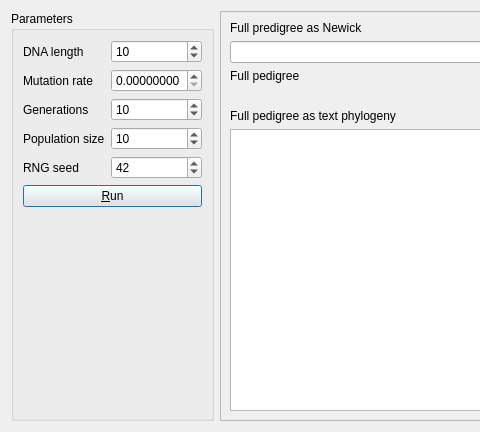
This is Tools/ToolFisherWrighter/qtfisherwrightermaindialog.ui in richelbilderbeek/ProjectRichelBilderbeek as Qt 5 draws it before an edit; both pictures show x 0 to 480 and y 0 to 432 of the 939 by 432 pixel window. The edited form follows.
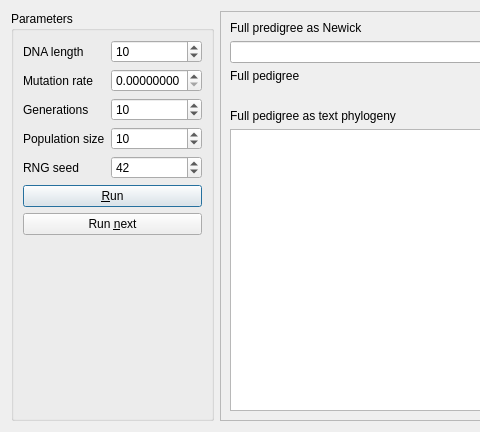
This is the edited form.

What changed in the file:
```diff
--- a/Tools/ToolFisherWrighter/qtfisherwrightermaindialog.ui
+++ b/Tools/ToolFisherWrighter/qtfisherwrightermaindialog.ui
@@ -124,6 +124,16 @@
         </property>
        </widget>
       </item>
+      <item row="6" column="0" colspan="2">
+       <widget class="QPushButton" name="button_run_next">
+        <property name="toolTip">
+         <string>Add one to the seed, then run</string>
+        </property>
+        <property name="text">
+         <string>Run &amp;next</string>
+        </property>
+       </widget>
+      </item>
      </layout>
     </widget>
    </item>
```
Left out of the diff: 14 changed lines with no effect on the pictures.
